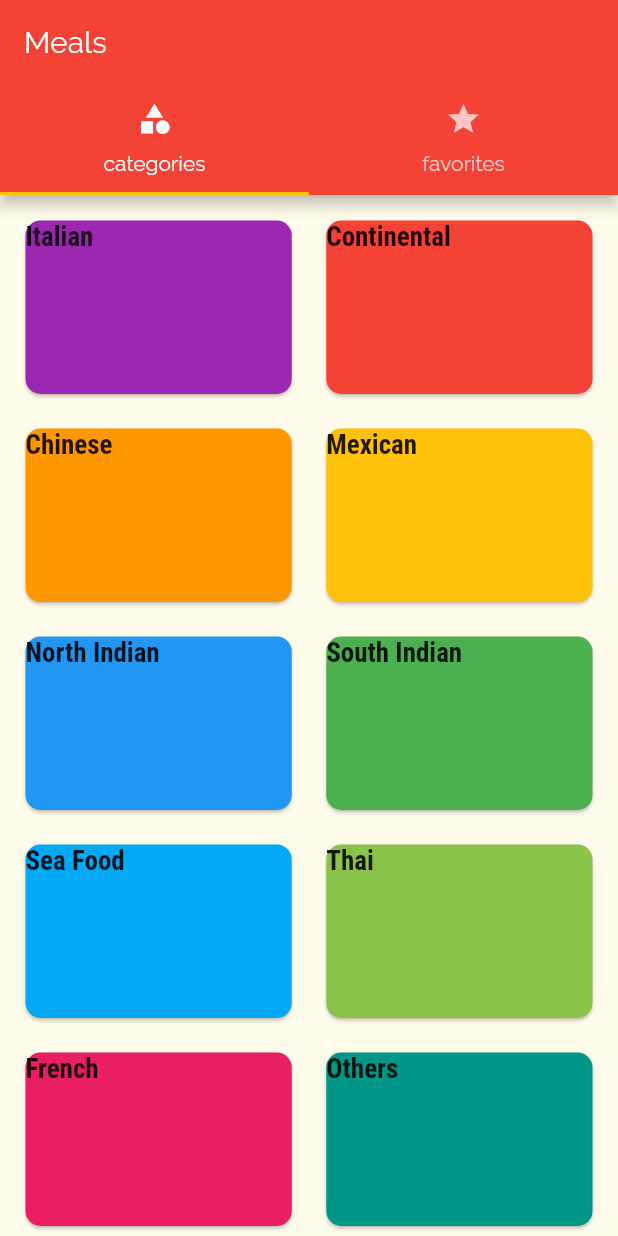
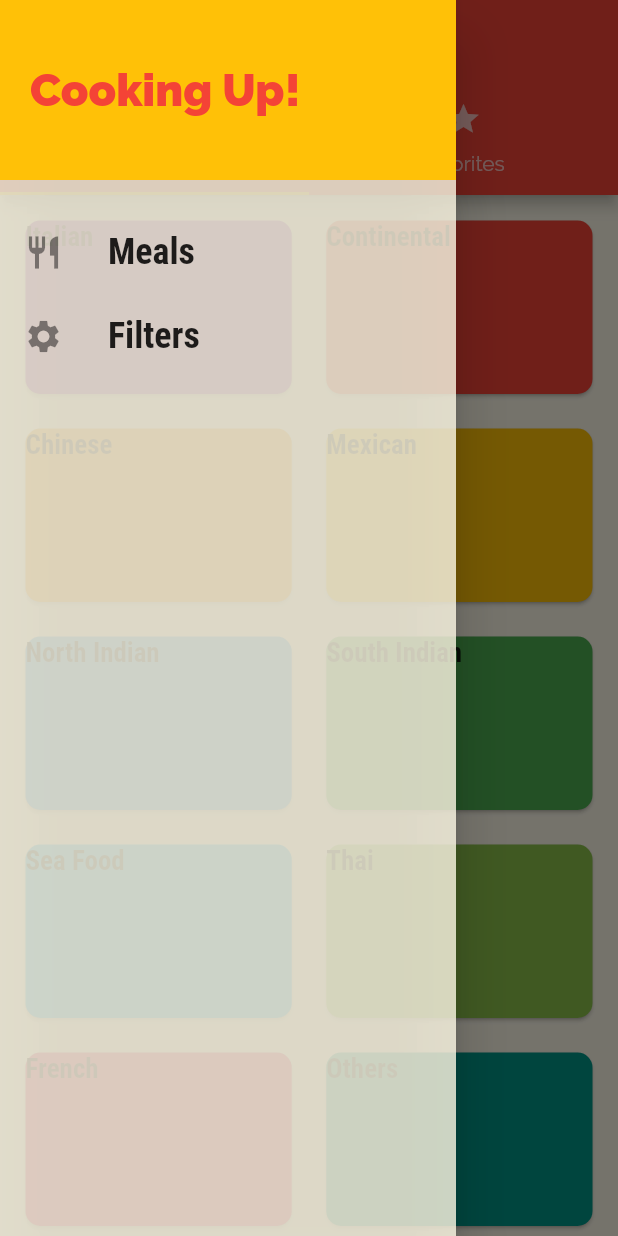
Before and after one commit to vasugarg25/Mealapp, a Flutter app: the screen it shows after launch, with the side drawer open (before the commit the screen has no drawer), on a phone screen of 412 x 824 dp. Run offline on Flutter 3.47's test engine with Material 2 defaults, Android fonts, the phone set to English and light mode, and no system bars.

Commit message:
added filters logic

```diff
--- a/practice_app/lib/main.dart
+++ b/practice_app/lib/main.dart
@@ -7,12 +7,47 @@ import 'package:practice_app/tabs_screen.dart';
 import './dummy_data.dart';
 import './category_item.dart';
 import 'categories_screen.dart';
+import 'filters_screen.dart';
+import './meal.dart';
 
 void main() {
   runApp(MyApp());
 }
 
-class MyApp extends StatelessWidget {
+class MyApp extends StatefulWidget {
+  @override
+  _MyAppState createState() => _MyAppState();
+}
+
+class _MyAppState extends State<MyApp> {
+  Map<String, bool> filters = {
+    'gluten': false,
+    'lactose': false,
+    'vegan': false,
+    'vegetarian': false,
+  };
+  List<Meal> availablemeals = DUMMY_MEALS;
+  void setFilters(Map<String, bool> filterData) {
+    setState(() {
+      filters = filterData;
+
+      availablemeals = DUMMY_MEALS.where((meal) {
+        if (filters["gluten"] && !meal.isGlutenFree) {
+          return false;
+        }
+        if (filters["vegan"] && !meal.isVegan) {
+          return false;
+        }
+        if (filters["vegetarian"] && !meal.isVegetarian) {
+          return false;
+        }
+        if (filters["lactose"] && !meal.isLactoseFree) {
+          return false;
+        }
+      }).toList();
+    });
+  }
+
   @override
   Widget build(BuildContext context) {
     return MaterialApp(
@@ -29,12 +64,14 @@ class MyApp extends StatelessWidget {
                   fontWeight: FontWeight.bold,
                   fontFamily: 'RobotoCondensed')),
         ),
-      home: TabScreen(),
+        //home: TabScreen(),
+
         routes: {
-        '/category-meals':(ctx)=>CategoryMealScreen(), //these routes are helpful in bigger apps where there are many pages!
-        '/meal-detail': (ctx)=>MealDetailScreen(),
-      }
-
-    );
+          '/': (ctx) => TabScreen(),
+          '/category-meals': (ctx) => CategoryMealScreen(
+              availablemeals), //these routes are helpful in bigger apps where there are many pages!
+          '/meal-detail': (ctx) => MealDetailScreen(),
+          '/FiltersScreen': (ctx) => FiltersScreen(filters,setFilters),
+        });
   }
 }
--- /dev/null
+++ b/practice_app/lib/main_drawer.dart
@@ -0,0 +1,63 @@
+import 'package:flutter/material.dart';
+import 'package:practice_app/tabs_screen.dart';
+
+class MainDrawer extends StatelessWidget {
+  Widget buildListTile(String title, IconData icon,Function tapHandler) {
+    return ListTile(
+      leading: Icon(
+        icon,
+        size: 26,
+      ),
+      title: Text(
+        title,
+        style: TextStyle(
+          fontFamily: 'RobotoCondensed',
+          fontSize: 24,
+          fontWeight: FontWeight.bold,
+        ),
+      ),
+      onTap: tapHandler
+    );
+  }
+
+  @override
+  Widget build(BuildContext context) {
+    return Drawer(
+      child: Column(
+        children: <Widget>[
+          Container(
+            height: 120,
+            width: double.infinity,
+            padding: EdgeInsets.all(20),
+            alignment: Alignment.centerLeft,
+            color: Theme.of(context).accentColor,
+            child: Text(
+              'Cooking Up!',
+              style: TextStyle(
+                  fontWeight: FontWeight.w900,
+                  fontSize: 30,
+                  color: Theme.of(context).primaryColor),
+            ),
+          ),
+          SizedBox(
+            height: 20,
+          ),
+          buildListTile(
+            'Meals',
+            Icons.restaurant,
+              (){
+              Navigator.of(context).pushNamed("/");
+              }
+          ),
+          buildListTile(
+            'Filters',
+            Icons.settings,
+              (){
+              Navigator.of(context).pushNamed("/FiltersScreen");
+              }
+          ),
+        ],
+      ),
+    );
+  }
+}
--- a/practice_app/lib/tabs_screen.dart
+++ b/practice_app/lib/tabs_screen.dart
@@ -1,6 +1,7 @@
 import 'package:flutter/material.dart';
 import 'package:practice_app/categories_screen.dart';
 import 'package:practice_app/favorites_screen.dart';
+import 'main_drawer.dart';
 
 class TabScreen extends StatefulWidget {
   @override
@@ -25,6 +26,7 @@ class _TabScreenState extends State<TabScreen> {
               ],
             ),
           ),
+          drawer: MainDrawer(),
           body: TabBarView(
             children:[
             CategoriesScreen(),FavoriteScreen()]
```
Also changed, not shown: practice_app/lib/category_meal_screen.dart (+10 -2 lines), practice_app/lib/filters_screen.dart (added, +98 -0 lines). Lines whose indentation alone changed are shown as unchanged.
